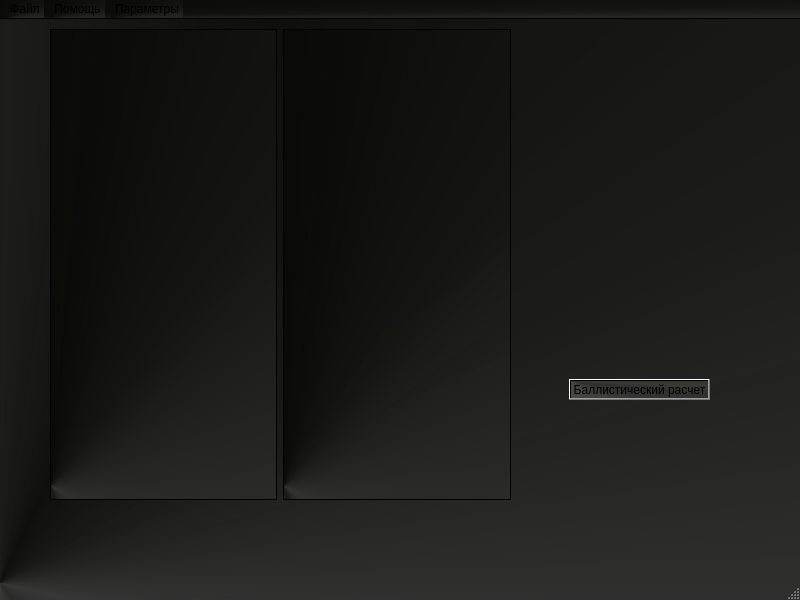
Old version of the form Gui/workwindow.ui in the repository Soma247/Rocket.
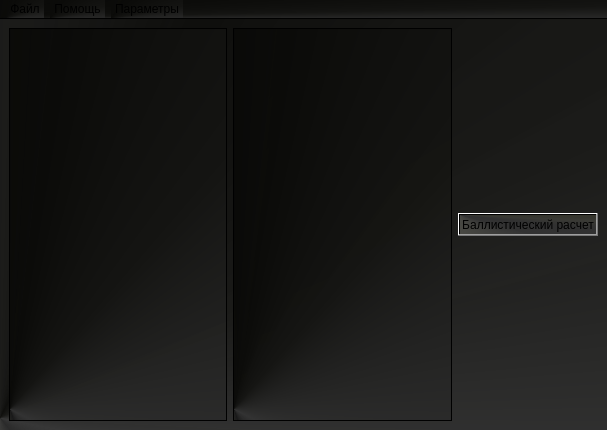
New version of the form.

```diff
--- a/Gui/workwindow.ui
+++ b/Gui/workwindow.ui
@@ -6,8 +6,8 @@
    <rect>
     <x>0</x>
     <y>0</y>
-    <width>800</width>
-    <height>600</height>
+    <width>607</width>
+    <height>430</height>
    </rect>
   </property>
   <property name="palette">
@@ -837,31 +837,8 @@
    <string notr="true">background-color: qconicalgradient(cx:0, cy:0.972, angle:170.1, stop:0 rgba(81, 81, 73, 69), stop:0.0224719 rgba(49, 49, 49, 255), stop:0.179775 rgba(19, 19, 17, 231), stop:0.258427 rgba(33, 33, 31, 222), stop:0.365169 rgba(24, 24, 24, 235), stop:0.483146 rgba(51, 51, 51, 250), stop:0.617978 rgba(21, 21, 19, 248), stop:0.724719 rgba(12, 12, 10, 252), stop:0.842697 rgba(5, 5, 4, 215), stop:0.921348 rgba(26, 22, 19, 234), stop:0.949438 rgba(58, 58, 51, 69), stop:1 rgba(74, 74, 57, 255));</string>
   </property>
   <widget class="QWidget" name="centralwidget">
-   <widget class="QPushButton" name="btn_balcalculate">
-    <property name="geometry">
-     <rect>
-      <x>569</x>
-      <y>360</y>
-      <width>141</width>
-      <height>21</height>
-     </rect>
-    </property>
-    <property name="styleSheet">
-     <string notr="true">background-color: qconicalgradient(cx:0, cy:0, angle:170.1, stop:0 rgba(81, 81, 73, 69), stop:0.235955 rgba(92, 92, 83, 231), stop:0.353933 rgba(51, 51, 51, 250), stop:0.423533 rgba(49, 49, 49, 255), stop:0.477581 rgba(58, 58, 53, 248), stop:0.55 rgba(51, 51, 40, 255), stop:0.57754 rgba(58, 54, 37, 130), stop:0.625 rgba(58, 58, 51, 69), stop:0.921348 rgba(26, 22, 19, 234), stop:1 rgba(74, 74, 57, 255));</string>
-    </property>
-    <property name="text">
-     <string>Баллистический расчет</string>
-    </property>
-   </widget>
-   <widget class="QWidget" name="layoutWidget">
-    <property name="geometry">
-     <rect>
-      <x>50</x>
-      <y>10</y>
-      <width>461</width>
-      <height>471</height>
-     </rect>
-    </property>
+   <layout class="QGridLayout" name="gridLayout">
+    <item row="0" column="0">
     <layout class="QHBoxLayout" name="horizontalLayout">
      <item>
       <widget class="QTreeView" name="treeView">
@@ -905,14 +882,25 @@
       </widget>
      </item>
     </layout>
-   </widget>
+    </item>
+    <item row="0" column="1">
+     <widget class="QPushButton" name="btn_balcalculate">
+      <property name="styleSheet">
+       <string notr="true">background-color: qconicalgradient(cx:0, cy:0, angle:170.1, stop:0 rgba(81, 81, 73, 69), stop:0.235955 rgba(92, 92, 83, 231), stop:0.353933 rgba(51, 51, 51, 250), stop:0.423533 rgba(49, 49, 49, 255), stop:0.477581 rgba(58, 58, 53, 248), stop:0.55 rgba(51, 51, 40, 255), stop:0.57754 rgba(58, 54, 37, 130), stop:0.625 rgba(58, 58, 51, 69), stop:0.921348 rgba(26, 22, 19, 234), stop:1 rgba(74, 74, 57, 255));</string>
+      </property>
+      <property name="text">
+       <string>Баллистический расчет</string>
+      </property>
+     </widget>
+    </item>
+   </layout>
   </widget>
   <widget class="QMenuBar" name="menubar">
    <property name="geometry">
     <rect>
      <x>0</x>
      <y>0</y>
-     <width>800</width>
+     <width>607</width>
      <height>20</height>
     </rect>
    </property>
@@ -1788,7 +1776,6 @@
    <addaction name="menu_2"/>
    <addaction name="menu_3"/>
   </widget>
-  <widget class="QStatusBar" name="statusbar"/>
   <action name="action_new">
    <property name="text">
     <string>Новый проект</string>
```
Left out of the diff: 5 changed lines with no effect on the pictures. Lines whose indentation alone changed are shown as unchanged.
